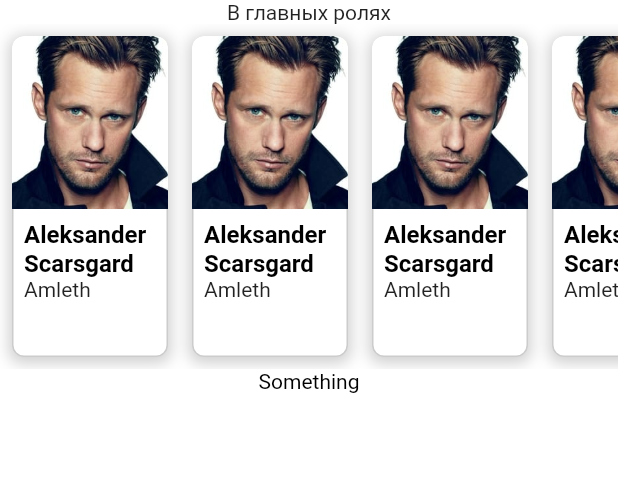
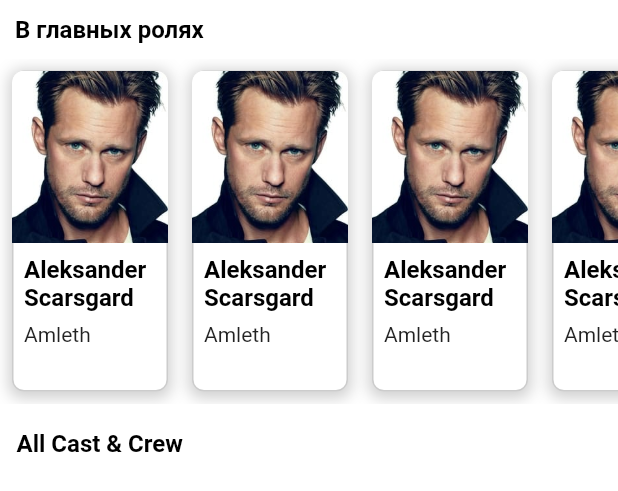
Before and after one commit to MikhailGaraninov/themoviedb, a Flutter app: the MovieDetailsMainScreenCastWidget widget shown alone on an empty page, opened directly, on a phone screen of 412 x 824 dp. Shown: the top 491 px of the screen. Run offline on Flutter 3.47's test engine with Material 2 defaults, Android fonts, the phone set to English and light mode, and no system bars.

Commit message:
some changes

```diff
--- a/lib/widgets/movie_details/movie_details_main_info_widget.dart
+++ b/lib/widgets/movie_details/movie_details_main_info_widget.dart
@@ -27,7 +27,6 @@ class MovieDetailsMainInfoWidget extends StatelessWidget {
         ),
         _PeopleWidget(),
         SizedBox(height: 10),
-        MovieDetailsMainScreenCastWidget(),
       ],
     );
   }
--- a/lib/widgets/movie_details/movie_details_main_screen_cast.dart
+++ b/lib/widgets/movie_details/movie_details_main_screen_cast.dart
@@ -15,8 +15,15 @@ class MovieDetailsMainScreenCastWidget extends StatelessWidget {
       color: Colors.white,
       child: Column(
         mainAxisAlignment: MainAxisAlignment.start,
+        crossAxisAlignment: CrossAxisAlignment.start,
         children: [
-          Text("В главных ролях"),
+          Padding(
+            padding: const EdgeInsets.all(10.0),
+            child: Text(
+              "В главных ролях",
+              style: familyTextStyle,
+            ),
+          ),
           SizedBox(
             height: 230,
             child: Scrollbar(
@@ -60,22 +67,30 @@ class MovieDetailsMainScreenCastWidget extends StatelessWidget {
                                       maxLines: 2,
                                       overflow: TextOverflow.ellipsis
                                     ),
-                                    Text("Amleth"),
+                                    SizedBox(height: 7),
+                                    Text(
+                                      "Amleth",
+                                      maxLines: 1,
+                                    ),
                                   ],
                                 ),
                               ),
                             ],
-                          )),
+                          )
+                        ),
                     ),
                   );
                 },
               ),
             ),
           ),
-          Text(
-            "Something",
-            style: TextStyle(color: Colors.black),
-          ),
+          Padding(
+            padding: const EdgeInsets.all(3.0),
+            child: TextButton(
+              onPressed: (){},
+              child: Text("All Cast & Crew", style: familyTextStyle,)
+              ),
+            ),
         ],
       ),
     );
--- a/lib/widgets/movie_details/movie_details_widget.dart
+++ b/lib/widgets/movie_details/movie_details_widget.dart
@@ -1,6 +1,7 @@
 import 'package:flutter/material.dart';
 import 'package:themoviedb/resources/app_images.dart';
 import 'package:themoviedb/widgets/movie_details/movie_details_main_info_widget.dart';
+import 'package:themoviedb/widgets/movie_details/movie_details_main_screen_cast.dart';
 
 class MovieDetailsWidget extends StatefulWidget {
   final int movieId;
@@ -23,6 +24,7 @@ class _MovieDetailsWidgetState extends State<MovieDetailsWidget> {
         color: Color.fromRGBO(221, 221, 221, 1),
         child: ListView(children: [
           MovieDetailsMainInfoWidget(),
+          MovieDetailsMainScreenCastWidget(),
         ]),
       ),
     );
```
